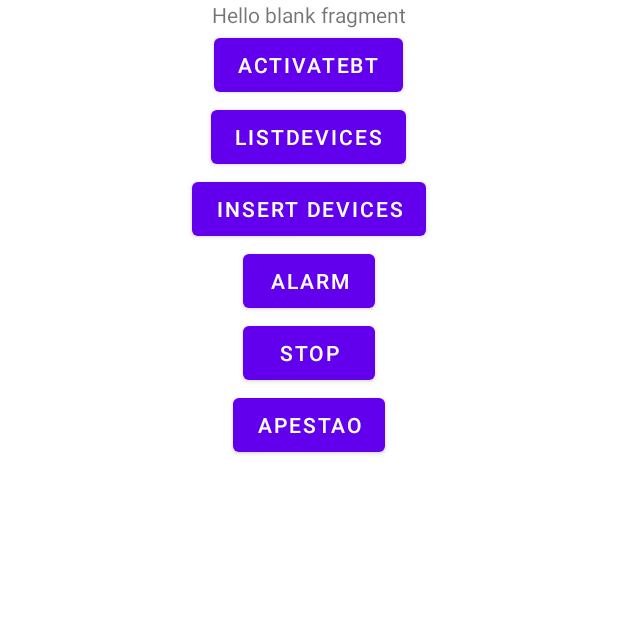
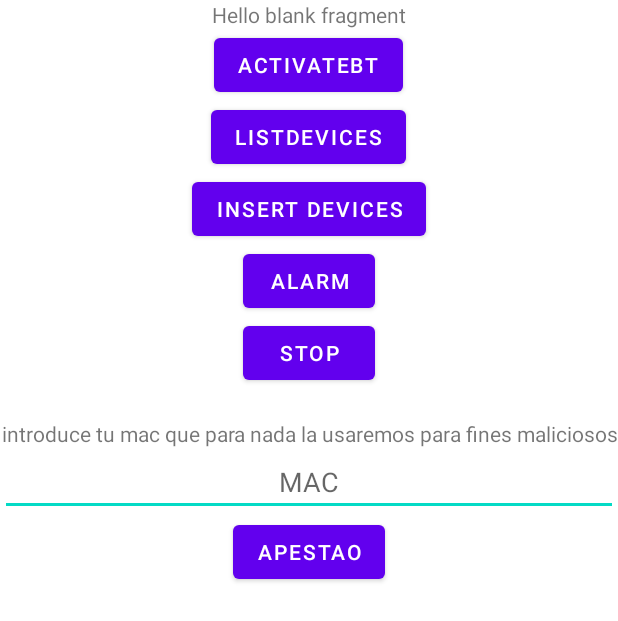
Before and after one commit to Blaios/JamelgosCentrales, an Android app: the screen it shows after launch (MainActivity), on a phone screen of 412 x 824 dp. Shown: the top 621 px of the screen. Run offline under Robolectric (Android 15) with nearby library versions, the phone set to English and light mode, and no system bars; libraries missing offline, so code that uses them is left out: com.polidea.rxandroidble2.

Commit message:
post apestaos + apaño cutre mac address + encriptacion md5

```diff
--- a/app/src/main/java/dummy/tracker/MainActivity.java
+++ b/app/src/main/java/dummy/tracker/MainActivity.java
@@ -6,7 +6,9 @@ import android.os.Bundle;
 
 import androidx.appcompat.app.AppCompatActivity;
 
+import android.view.View;
 import android.widget.Button;
+import android.widget.TextView;
 
 import com.polidea.rxandroidble2.RxBleDevice;
 
@@ -16,6 +18,7 @@ import java.util.Calendar;
 import java.util.Date;
 import java.util.List;
 
+import dummy.tracker.api.APIMethods;
 import dummy.tracker.api.JsonPlaceHolderApi;
 import dummy.tracker.bd.LocalDB;
 import dummy.tracker.bluetooth.BLEScanner;
@@ -72,40 +75,12 @@ public class MainActivity extends AppCompatActivity {
         Button stop = findViewById(R.id.stop);
         stop.setOnClickListener(v -> stopService(backgroundService));
 
-        Retrofit retrofit = new Retrofit.Builder()
-                .baseUrl("https://dummytracker.herokuapp.com/")
-                .addConverterFactory(GsonConverterFactory.create())
-                .build();
+        Button apestao = findViewById(R.id.apestao);
+        apestao.setOnClickListener(v -> {
+            APIMethods apiMethods = APIMethods.getInstance();
 
-        JsonPlaceHolderApi jsonPlaceHolderApi = retrofit.create(JsonPlaceHolderApi.class);
-        Call<List<Infected>> call = jsonPlaceHolderApi.getInfected();
-
-        call.enqueue(new Callback<List<Infected>>() {
-            @Override
-            public void onResponse(Call<List<Infected>> call, Response<List<Infected>> response) {
-                if(!response.isSuccessful()) {
-                    System.out.println(response.code());
-                    return;
-                }
-                List<Infected> infecteds = response.body();
-                for(Infected i: infecteds) {
-                    String c = "";
-                    c += "MAC: " + i.getMAC() + "\n";
-                    c += "Date: " + i.getNoticedTime() + "\n";
-                    System.out.println(c);
-                }
-            }
-
-            @Override
-            public void onFailure(Call<List<Infected>> call, Throwable t) {
-                System.out.println(t.getMessage());
-            }
+            TextView mac = findViewById(R.id.mac);
+            apiMethods.postInfected(mac.getText().toString());
         });
     }
-
-    @Override
-    protected void onDestroy() {
-        //stopService(backgroundService);
-        super.onDestroy();
-    }
 }
--- a/app/src/main/java/dummy/tracker/api/JsonPlaceHolderApi.java
+++ b/app/src/main/java/dummy/tracker/api/JsonPlaceHolderApi.java
@@ -4,10 +4,15 @@ import java.util.List;
 
 import dummy.tracker.objects.Infected;
 import retrofit2.Call;
+import retrofit2.http.Body;
 import retrofit2.http.GET;
+import retrofit2.http.POST;
 
 public interface JsonPlaceHolderApi {
 
     @GET("users")
     Call<List<Infected>> getInfected();
+
+    @POST("users")
+    Call<Infected> createInfected(@Body Infected infected);
 }
--- a/app/src/main/java/dummy/tracker/objects/Contact.java
+++ b/app/src/main/java/dummy/tracker/objects/Contact.java
@@ -9,10 +9,13 @@ public class Contact {
         this.noticedTime = noticedTime;
     }
 
+    public Contact(String MAC) {
+        this.MAC = MAC;
+    }
+
     public String getMAC() {
         return MAC;
     }
-
 
     public String getNoticedTime() {
         return noticedTime;
--- a/app/src/main/java/dummy/tracker/objects/Infected.java
+++ b/app/src/main/java/dummy/tracker/objects/Infected.java
@@ -4,4 +4,8 @@ public class Infected extends Contact{
     public Infected(String mac, String date) {
         super(mac, date);
     }
+
+    public Infected(String mac) {
+        super(mac);
+    }
 }
--- a/app/src/main/res/layout/fragment_main_page.xml
+++ b/app/src/main/res/layout/fragment_main_page.xml
@@ -47,6 +47,26 @@
             android:layout_height="wrap_content"
             android:text="stop" />
 
+        <Space
+            android:layout_width="match_parent"
+            android:layout_height="20dp" />
+
+        <TextView
+            android:id="@+id/textView"
+            android:layout_width="match_parent"
+            android:layout_height="wrap_content"
+            android:text="introduce tu mac que para nada la usaremos para fines maliciosos"
+            android:textAlignment="center" />
+
+        <EditText
+            android:id="@+id/mac"
+            android:layout_width="match_parent"
+            android:layout_height="wrap_content"
+            android:ems="10"
+            android:hint="MAC"
+            android:inputType="textPersonName"
+            android:textAlignment="center" />
+
         <Button
             android:id="@+id/apestao"
             android:layout_width="wrap_content"
```
Also changed, not shown: app/src/main/java/dummy/tracker/api/APIMethods.java (added, +100 -0 lines).
